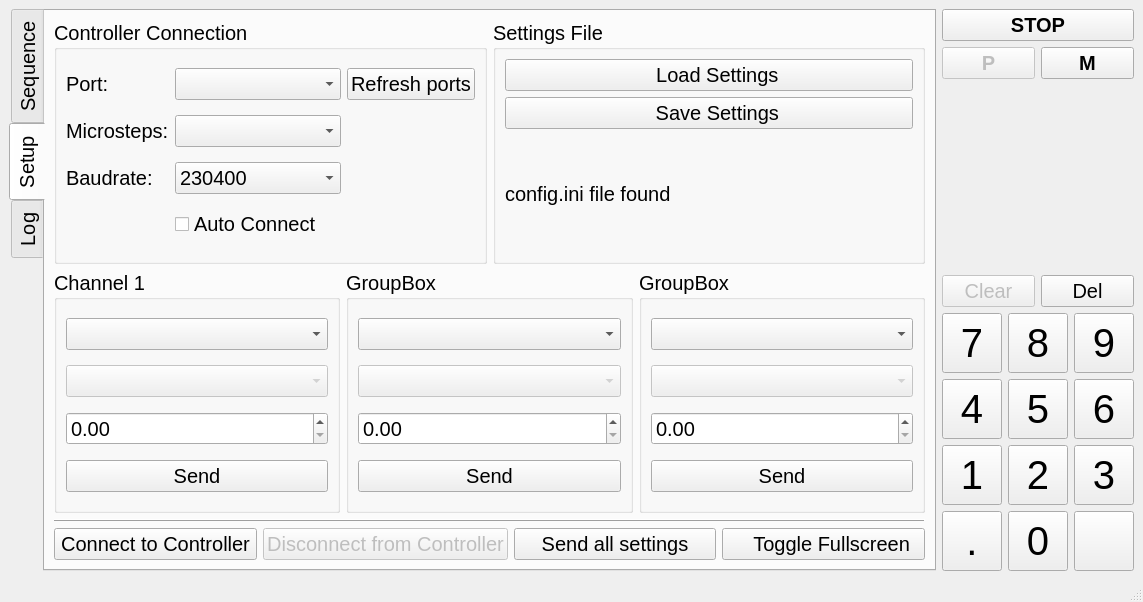
Old version of the form SOFTWARE/poseidon_controller_gui.ui in the repository finnock/poseidon.
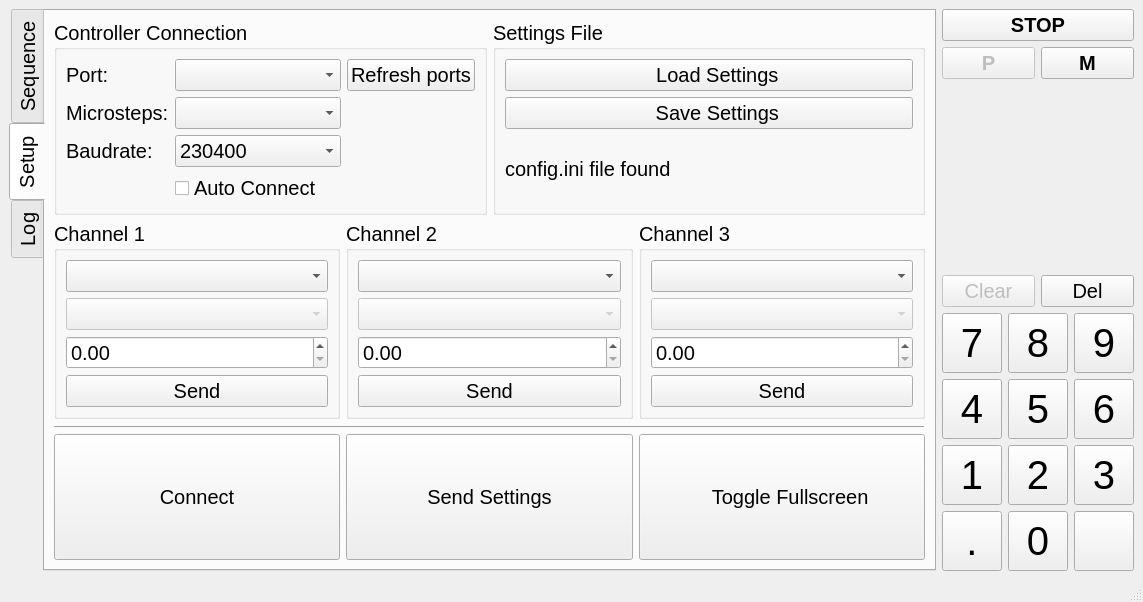
New version of the form. Icons and pictures are not drawn.

```diff
--- a/SOFTWARE/poseidon_controller_gui.ui
+++ b/SOFTWARE/poseidon_controller_gui.ui
@@ -1561,7 +1561,7 @@
           <item>
            <widget class="QGroupBox" name="setup_channel_2_group">
             <property name="title">
-             <string>GroupBox</string>
+             <string>Channel 2</string>
             </property>
             <layout class="QVBoxLayout" name="verticalLayout_7">
              <item>
@@ -1594,7 +1594,7 @@
           <item>
            <widget class="QGroupBox" name="setup_channel_3_group">
             <property name="title">
-             <string>GroupBox</string>
+             <string>Channel 3</string>
             </property>
             <layout class="QVBoxLayout" name="verticalLayout_8">
              <item>
@@ -1649,23 +1649,7 @@
                </sizepolicy>
               </property>
               <property name="text">
-               <string>Connect to Controller</string>
-              </property>
-             </widget>
-            </item>
-            <item>
-             <widget class="QPushButton" name="setup_disconnect_button">
-              <property name="enabled">
-               <bool>false</bool>
-              </property>
-              <property name="sizePolicy">
-               <sizepolicy hsizetype="Minimum" vsizetype="Minimum">
-                <horstretch>0</horstretch>
-                <verstretch>0</verstretch>
-               </sizepolicy>
-              </property>
-              <property name="text">
-               <string>Disconnect from Controller</string>
+               <string>Connect</string>
               </property>
              </widget>
             </item>
@@ -1681,12 +1665,18 @@
                <bool>true</bool>
               </property>
               <property name="text">
-               <string>Send all settings</string>
+               <string>Send Settings</string>
               </property>
              </widget>
             </item>
             <item>
              <widget class="QPushButton" name="setup_toggle_fullscreen_button">
+              <property name="sizePolicy">
+               <sizepolicy hsizetype="Minimum" vsizetype="Minimum">
+                <horstretch>0</horstretch>
+                <verstretch>0</verstretch>
+               </sizepolicy>
+              </property>
               <property name="text">
                <string>   Toggle Fullscreen</string>
               </property>
```
